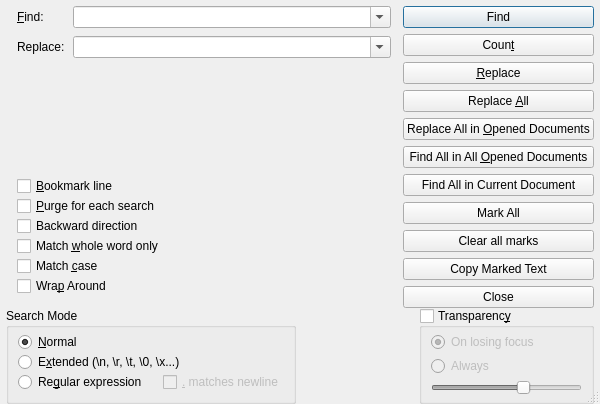
This is src/dialogs/FindReplaceDialog.ui in dail8859/NotepadNext as Qt 5 draws it before an edit. The edited form follows.
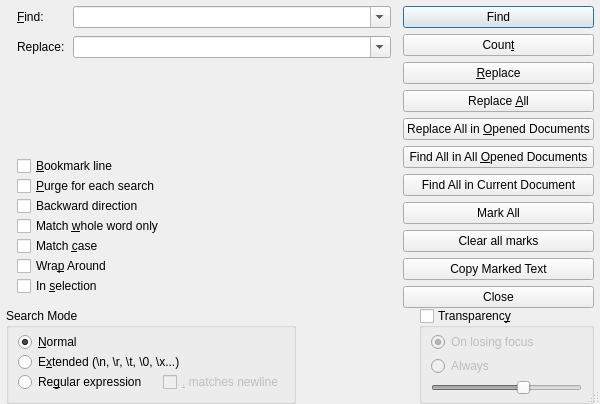
This is the edited form.

Commit message: Add Find/Replace In Selection

```diff
--- a/src/dialogs/FindReplaceDialog.ui
+++ b/src/dialogs/FindReplaceDialog.ui
@@ -511,6 +511,13 @@
            </property>
           </widget>
          </item>
+         <item>
+          <widget class="QCheckBox" name="checkBoxInSelection">
+           <property name="text">
+            <string>In &amp;selection</string>
+           </property>
+          </widget>
+         </item>
         </layout>
        </item>
       </layout>
```
Left out of the diff: 2 changed lines with no effect on the pictures. The commit also changes 4 other files.
